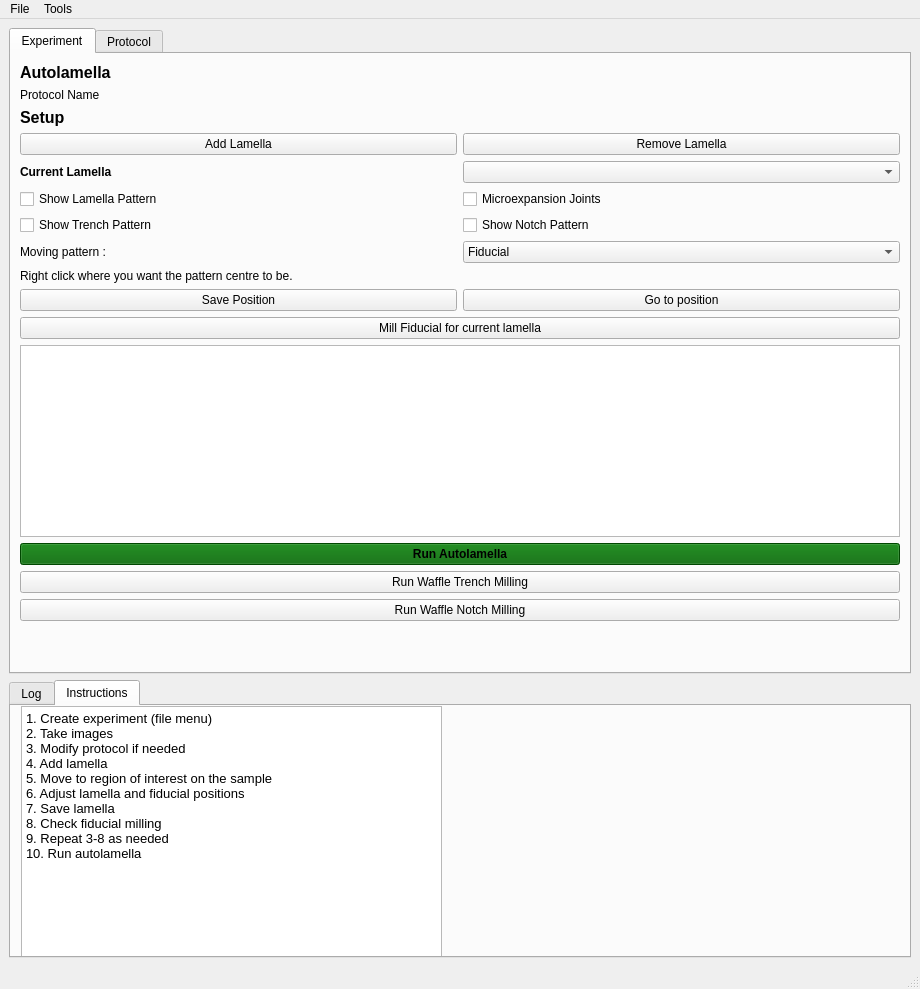
The window that autolamella/ui/UI.ui (DeMarcoLab/autolamella) describes before a commit, drawn with Qt 5.
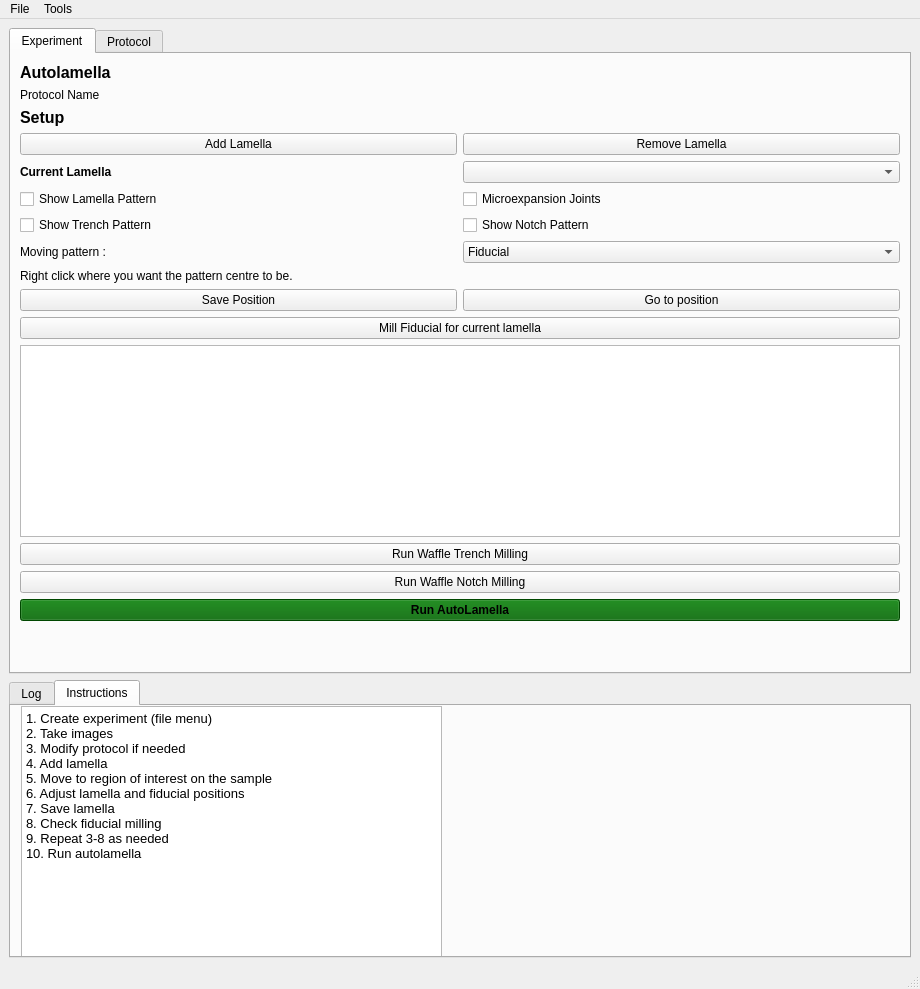
The same window after the commit.

Commit message: notch milling + autolamella

```diff
--- a/autolamella/ui/UI.ui
+++ b/autolamella/ui/UI.ui
@@ -143,22 +143,6 @@
           </property>
          </widget>
         </item>
-        <item row="17" column="0" colspan="2">
-         <widget class="QPushButton" name="run_button">
-          <property name="font">
-           <font>
-            <weight>75</weight>
-            <bold>true</bold>
-           </font>
-          </property>
-          <property name="styleSheet">
-           <string notr="true">background-color: darkGreen</string>
-          </property>
-          <property name="text">
-           <string>Run Autolamella</string>
-          </property>
-         </widget>
-        </item>
         <item row="13" column="1">
          <widget class="QPushButton" name="go_to_lamella">
           <property name="text">
@@ -166,7 +150,7 @@
           </property>
          </widget>
         </item>
-        <item row="20" column="0" colspan="2">
+        <item row="21" column="0" colspan="2">
          <spacer name="verticalSpacer">
           <property name="orientation">
            <enum>Qt::Vertical</enum>
@@ -333,6 +317,13 @@
           </property>
          </widget>
         </item>
+        <item row="19" column="0" colspan="2">
+         <widget class="QPushButton" name="pushButton_run_waffle_notch">
+          <property name="text">
+           <string>Run Waffle Notch Milling</string>
+          </property>
+         </widget>
+        </item>
         <item row="2" column="0">
          <widget class="QLabel" name="label_setup_header">
           <property name="font">
@@ -357,10 +348,19 @@
           </property>
          </widget>
         </item>
-        <item row="19" column="0" colspan="2">
-         <widget class="QPushButton" name="pushButton_run_waffle_notch">
+        <item row="20" column="0" colspan="2">
+         <widget class="QPushButton" name="run_button">
+          <property name="font">
+           <font>
+            <weight>75</weight>
+            <bold>true</bold>
+           </font>
+          </property>
+          <property name="styleSheet">
+           <string notr="true">background-color: darkGreen</string>
+          </property>
           <property name="text">
-           <string>Run Waffle Notch Milling</string>
+           <string>Run AutoLamella</string>
           </property>
          </widget>
         </item>
```
The commit also changes 4 other files.
